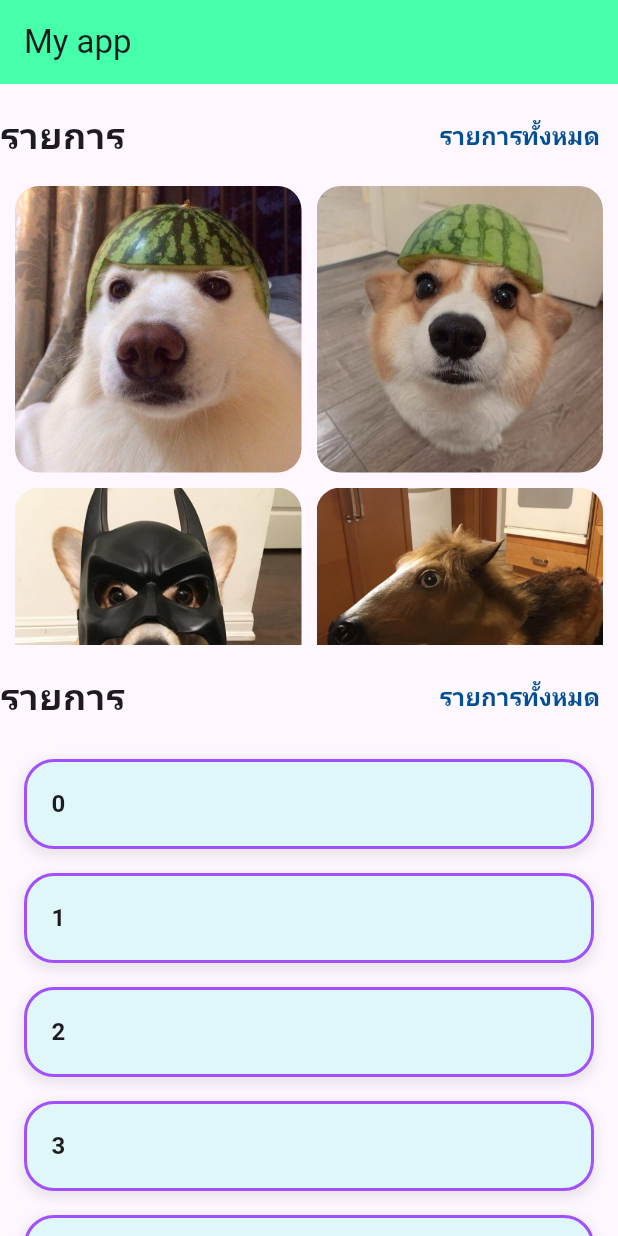
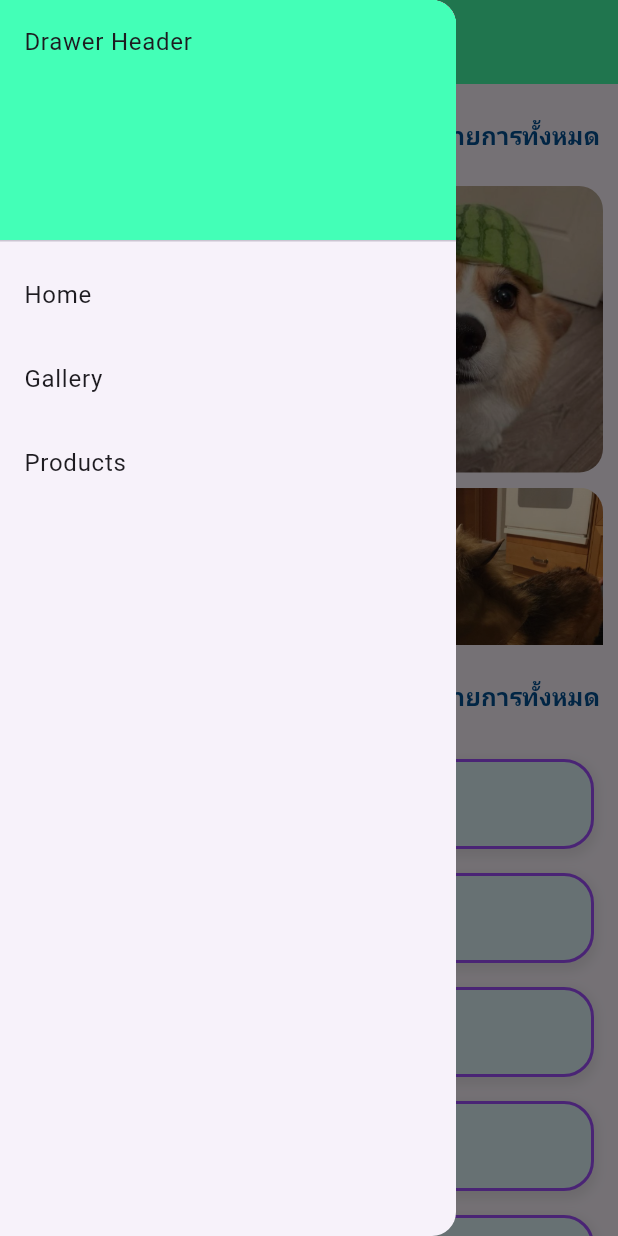
Before and after one commit to deaww77/flutter_studyMix_layout, a Flutter app: the screen it shows after launch, with the side drawer open (before the commit the screen has no drawer), on a phone screen of 412 x 824 dp. Run offline on Flutter 3.47's test engine with Material 3 defaults, Android fonts, the phone set to English and light mode, and no system bars; our stand-ins replace get.

Commit message:
add drawer

```diff
--- /dev/null
+++ b/lib/components/drawer.dart
@@ -0,0 +1,51 @@
+import 'package:flutter/material.dart';
+import 'package:flutter_mix/gallery.dart';
+import 'package:flutter_mix/listscreen.dart';
+import 'package:flutter_mix/main.dart';
+import 'package:get/get.dart';
+
+class MyDrawer extends StatefulWidget {
+  const MyDrawer({super.key});
+
+  @override
+  State<MyDrawer> createState() => _MyDrawerState();
+}
+
+class _MyDrawerState extends State<MyDrawer> {
+  @override
+  Widget build(BuildContext context) {
+    return Drawer(
+      child: ListView(
+        padding: EdgeInsets.zero,
+        children: [
+          const DrawerHeader(
+            decoration: BoxDecoration(color: Color.fromARGB(255, 67, 255, 183)),
+            child: Text('Drawer Header'),
+          ),
+          ListTile(
+            title: const Text('Home'),
+            onTap: () {
+              Navigator.pop(context);
+              // Get.offAllNamed('/');
+              print("back to home");
+            },
+          ),
+          ListTile(
+            title: const Text('Gallery'),
+            onTap: () {
+              Navigator.pop(context);
+              Get.to(() => const Gallery());
+            },
+          ),
+          ListTile(
+            title: const Text('Products'),
+            onTap: () {
+              Navigator.pop(context);
+              Get.to(() => const ListSreenPage());
+            },
+          ),
+        ],
+      ),
+    );
+  }
+}
--- a/lib/gallery.dart
+++ b/lib/gallery.dart
@@ -53,10 +53,10 @@ class _GalleryState extends State<Gallery> {
             Get.back();
           },
           icon: const Icon(Icons.arrow_back),
-          label: const Text("Back"),
+          label: const Text("Back to Home"),
           style: ElevatedButton.styleFrom(
-            backgroundColor: const Color.fromARGB(255, 69, 255, 171),
-            foregroundColor: Colors.black,
+            backgroundColor: const Color.fromARGB(255, 205, 55, 255),
+            foregroundColor: const Color.fromARGB(255, 100, 255, 164),
             padding: const EdgeInsets.symmetric(vertical: 12),
             textStyle: const TextStyle(fontSize: 18),
           ),
--- a/lib/listscreen.dart
+++ b/lib/listscreen.dart
@@ -56,10 +56,10 @@ class _ListSreenPageState extends State<ListSreenPage> {
             Get.back();
           },
           icon: const Icon(Icons.arrow_back),
-          label: const Text("Back"),
+          label: const Text("Back to Home"),
           style: ElevatedButton.styleFrom(
-            backgroundColor: const Color.fromARGB(255, 69, 255, 171),
-            foregroundColor: Colors.black,
+            backgroundColor: const Color.fromARGB(255, 205, 55, 255),
+            foregroundColor: const Color.fromARGB(255, 100, 255, 164),
             padding: const EdgeInsets.symmetric(vertical: 12),
             textStyle: const TextStyle(fontSize: 18),
           ),
--- a/lib/main.dart
+++ b/lib/main.dart
@@ -1,4 +1,5 @@
 import 'package:flutter/material.dart';
+import 'package:flutter_mix/components/drawer.dart';
 import 'package:flutter_mix/gallery.dart';
 import 'package:get/get.dart';
 import 'package:flutter_mix/listscreen.dart';
@@ -32,6 +33,7 @@ class MainApp extends StatelessWidget {
           title: const Text("My app"),
           backgroundColor: const Color.fromARGB(255, 69, 255, 171),
         ),
+        drawer: const MyDrawer(),
         body: Column(
           children: [
             SizedBox(height: 10),
```
